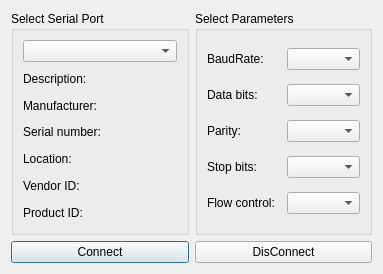
The window that src/mainwindow/settingsdialog.ui (TeYenWu/fritzing-app-master-CurrentViz) describes before a commit, drawn with Qt 5.
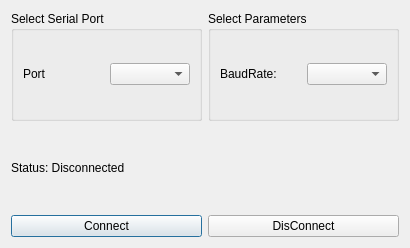
The same window after the commit.

Commit message: Finish serialPort with Singleton

Patch:
```diff
--- a/src/mainwindow/settingsdialog.ui
+++ b/src/mainwindow/settingsdialog.ui
@@ -2,72 +2,21 @@
 <ui version="4.0">
  <class>SettingsDialog</class>
  <widget class="QDialog" name="SettingsDialog">
+  <property name="enabled">
+   <bool>true</bool>
+  </property>
   <property name="geometry">
    <rect>
     <x>0</x>
     <y>0</y>
-    <width>383</width>
-    <height>274</height>
+    <width>410</width>
+    <height>248</height>
    </rect>
   </property>
   <property name="windowTitle">
    <string>Settings</string>
   </property>
   <layout class="QGridLayout" name="gridLayout_3">
-   <item row="0" column="0">
-    <widget class="QGroupBox" name="selectBox">
-     <property name="title">
-      <string>Select Serial Port</string>
-     </property>
-     <layout class="QGridLayout" name="gridLayout">
-      <item row="0" column="0">
-       <widget class="QComboBox" name="serialPortInfoListBox"/>
-      </item>
-      <item row="1" column="0">
-       <widget class="QLabel" name="descriptionLabel">
-        <property name="text">
-         <string>Description:</string>
-        </property>
-       </widget>
-      </item>
-      <item row="2" column="0">
-       <widget class="QLabel" name="manufacturerLabel">
-        <property name="text">
-         <string>Manufacturer:</string>
-        </property>
-       </widget>
-      </item>
-      <item row="3" column="0">
-       <widget class="QLabel" name="serialNumberLabel">
-        <property name="text">
-         <string>Serial number:</string>
-        </property>
-       </widget>
-      </item>
-      <item row="4" column="0">
-       <widget class="QLabel" name="locationLabel">
-        <property name="text">
-         <string>Location:</string>
-        </property>
-       </widget>
-      </item>
-      <item row="5" column="0">
-       <widget class="QLabel" name="vidLabel">
-        <property name="text">
-         <string>Vendor ID:</string>
-        </property>
-       </widget>
-      </item>
-      <item row="6" column="0">
-       <widget class="QLabel" name="pidLabel">
-        <property name="text">
-         <string>Product ID:</string>
-        </property>
-       </widget>
-      </item>
-     </layout>
-    </widget>
-   </item>
    <item row="0" column="1">
     <widget class="QGroupBox" name="parametersBox">
      <property name="title">
@@ -84,59 +33,45 @@
       <item row="0" column="1">
        <widget class="QComboBox" name="baudRateBox"/>
       </item>
-      <item row="1" column="0">
-       <widget class="QLabel" name="dataBitsLabel">
-        <property name="text">
-         <string>Data bits:</string>
-        </property>
-       </widget>
+     </layout>
+    </widget>
+   </item>
+   <item row="0" column="0">
+    <widget class="QGroupBox" name="selectBox">
+     <property name="title">
+      <string>Select Serial Port</string>
+     </property>
+     <layout class="QGridLayout" name="gridLayout">
+      <item row="0" column="1">
+       <widget class="QComboBox" name="serialPortInfoListBox"/>
       </item>
-      <item row="1" column="1">
-       <widget class="QComboBox" name="dataBitsBox"/>
-      </item>
-      <item row="2" column="0">
-       <widget class="QLabel" name="parityLabel">
+      <item row="0" column="0">
+       <widget class="QLabel" name="label">
         <property name="text">
-         <string>Parity:</string>
+         <string>Port</string>
         </property>
        </widget>
       </item>
-      <item row="2" column="1">
-       <widget class="QComboBox" name="parityBox"/>
-      </item>
-      <item row="3" column="0">
-       <widget class="QLabel" name="stopBitsLabel">
-        <property name="text">
-         <string>Stop bits:</string>
-        </property>
-       </widget>
-      </item>
-      <item row="3" column="1">
-       <widget class="QComboBox" name="stopBitsBox"/>
-      </item>
-      <item row="4" column="0">
-       <widget class="QLabel" name="flowControlLabel">
-        <property name="text">
-         <string>Flow control:</string>
-        </property>
-       </widget>
-      </item>
-      <item row="4" column="1">
-       <widget class="QComboBox" name="flowControlBox"/>
-      </item>
      </layout>
     </widget>
    </item>
-   <item row="1" column="0" colspan="2">
-    <layout class="QHBoxLayout" name="horizontalLayout">
-     <item>
+   <item row="4" column="0" colspan="2">
+    <layout class="QGridLayout" name="gridLayout_4">
+     <item row="1" column="0" colspan="2">
+      <widget class="QLabel" name="statusLabel">
+       <property name="text">
+        <string>Status: Disconnected</string>
+       </property>
+      </widget>
+     </item>
+     <item row="2" column="0">
       <widget class="QPushButton" name="connectButton">
        <property name="text">
         <string>Connect</string>
        </property>
       </widget>
      </item>
-     <item>
+     <item row="2" column="1">
       <widget class="QPushButton" name="disconnectButton">
        <property name="text">
         <string>DisConnect</string>
```
The commit also changes 6 other files.
